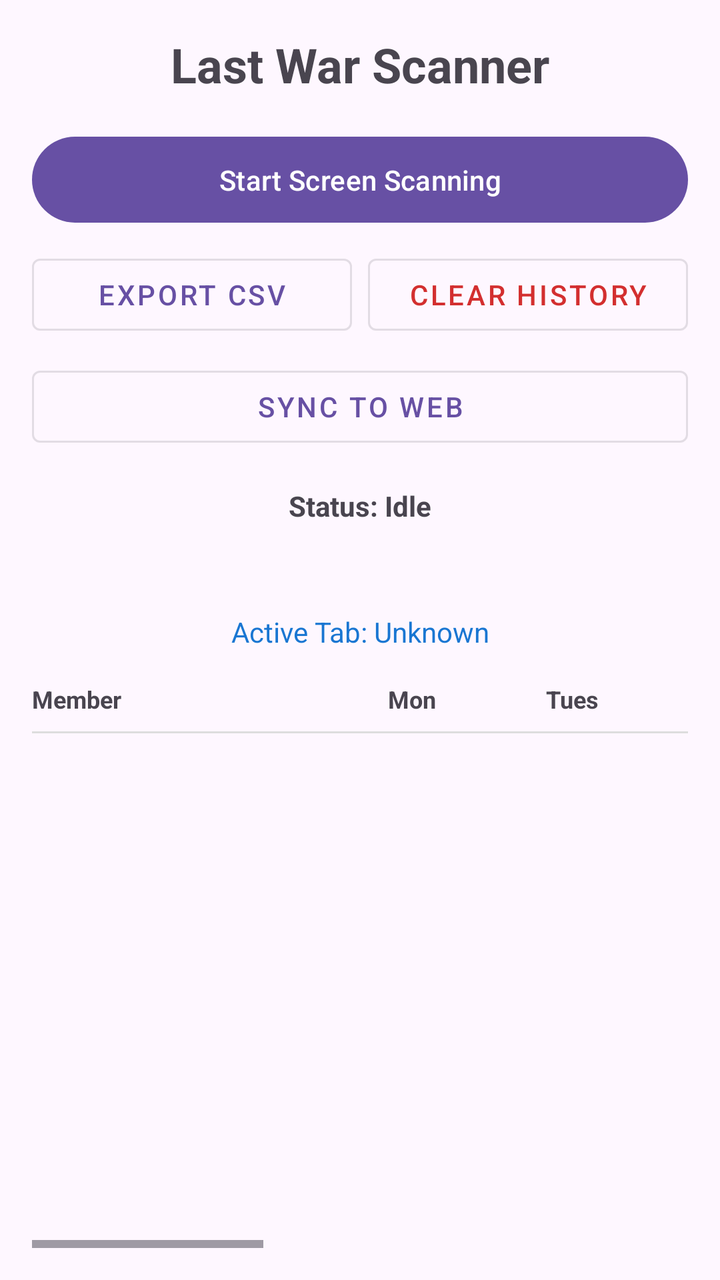
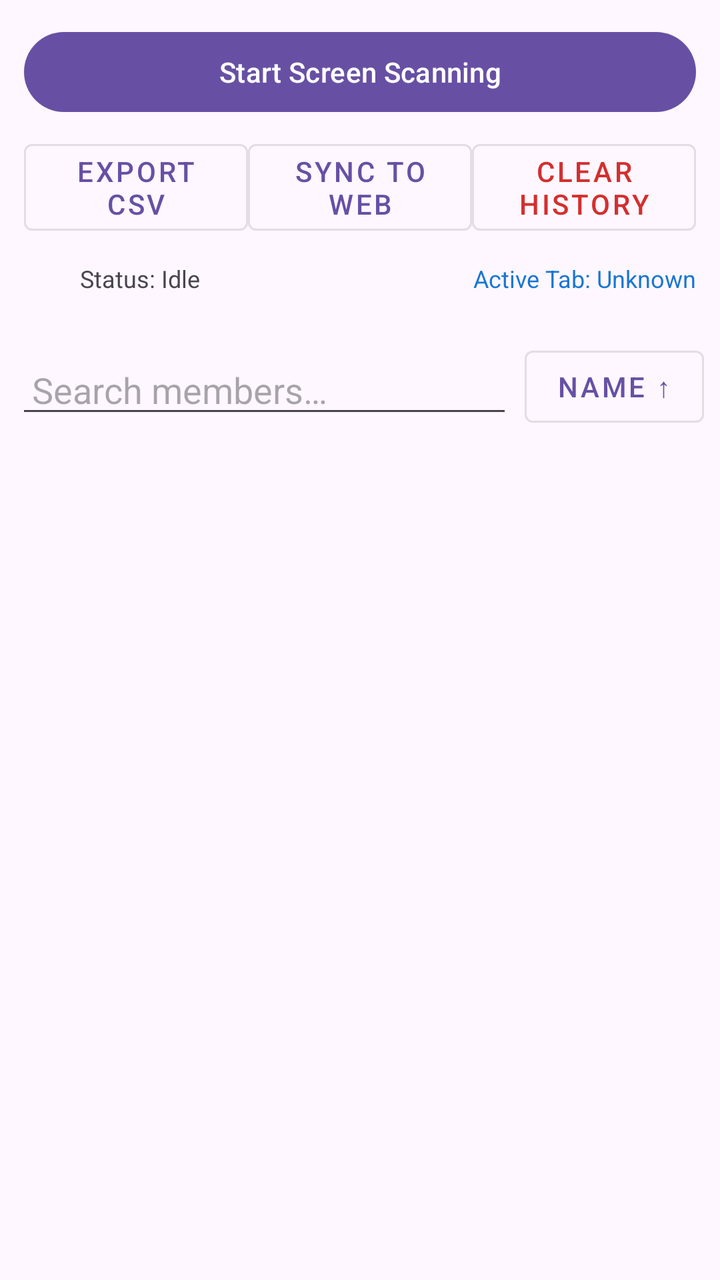

Before-and-after screenshots of an Android layout around one commit, followed by the original layout XML and the change that was made.
<!-- AndroidManifest.xml: application theme Theme.LastWarScanner -->
<!-- res/layout/activity_main.xml -->
<LinearLayout
    xmlns:android="http://schemas.android.com/apk/res/android"
    android:orientation="vertical"
    android:padding="16dp"
    android:layout_width="match_parent"
    android:layout_height="match_parent">

    <TextView
        android:layout_width="wrap_content"
        android:layout_height="wrap_content"
        android:text="@string/title_app"
        android:textSize="24sp"
        android:textStyle="bold"
        android:layout_gravity="center_horizontal"
        android:layout_marginBottom="16dp"/>

    <Button
        android:id="@+id/btnStartService"
        android:layout_width="match_parent"
        android:layout_height="wrap_content"
        android:text="@string/btn_start_scanning"
        android:padding="12dp"/>

    <Button
        android:id="@+id/btnStopService"
        android:layout_width="match_parent"
        android:layout_height="wrap_content"
        android:text="@string/btn_stop_scanning"
        android:layout_marginTop="8dp"
        android:visibility="gone"/>

    <LinearLayout
        android:layout_width="match_parent"
        android:layout_height="wrap_content"
        android:orientation="horizontal"
        android:layout_marginTop="8dp">

        <Button
            android:id="@+id/btnExportCsv"
            android:layout_width="0dp"
            android:layout_height="wrap_content"
            android:layout_weight="1"
            android:text="@string/btn_export_csv"
            style="@style/Widget.MaterialComponents.Button.OutlinedButton"
            android:layout_marginEnd="4dp"/>

        <Button
            android:id="@+id/btnClearLogs"
            android:layout_width="0dp"
            android:layout_height="wrap_content"
            android:layout_weight="1"
            android:text="@string/btn_clear_history"
            style="@style/Widget.MaterialComponents.Button.OutlinedButton"
            android:textColor="@color/clear_history_red"
            android:layout_marginStart="4dp"/>
    </LinearLayout>

    <Button
        android:id="@+id/btnSyncToServer"
        android:layout_width="match_parent"
        android:layout_height="wrap_content"
        android:text="@string/btn_sync_to_web"
        android:layout_marginTop="8dp"
        style="@style/Widget.MaterialComponents.Button.OutlinedButton"/>

    <TextView
        android:id="@+id/tvStatus"
        android:layout_width="match_parent"
        android:layout_height="wrap_content"
        android:layout_marginTop="16dp"
        android:text="@string/status_idle"
        android:textAlignment="center"
        android:textStyle="bold"/>

    <ProgressBar
        android:id="@+id/pbScanning"
        android:layout_width="32dp"
        android:layout_height="32dp"
        android:layout_gravity="center_horizontal"
        android:layout_marginTop="8dp"
        android:visibility="invisible"
        android:indeterminate="true"/>

    <TextView
        android:id="@+id/tvDetectedDay"
        android:layout_width="match_parent"
        android:layout_height="wrap_content"
        android:text="@string/active_tab_unknown"
        android:textAlignment="center"
        android:textColor="@color/active_tab_blue"
        android:layout_marginTop="4dp"/>

    <HorizontalScrollView
        android:layout_width="match_parent"
        android:layout_height="match_parent"
        android:layout_marginTop="16dp">

        <LinearLayout
            android:layout_width="wrap_content"
            android:layout_height="match_parent"
            android:orientation="vertical">

            <LinearLayout
                android:layout_width="wrap_content"
                android:layout_height="wrap_content"
                android:orientation="horizontal"
                android:paddingBottom="8dp">
                <TextView
                    android:id="@+id/headerPlayer"
                    android:layout_width="150dp"
                    android:layout_height="wrap_content"
                    android:text="@string/header_member"
                    android:textStyle="bold"
                    android:textSize="12sp"
                    android:clickable="true"
                    android:focusable="true"
                    android:background="?android:attr/selectableItemBackground"/>
                <TextView
                    android:id="@+id/headerMon"
                    android:layout_width="80dp"
                    android:layout_height="wrap_content"
                    android:text="@string/header_mon"
                    android:textStyle="bold"
                    android:textSize="12sp"
                    android:textAlignment="center"
                    android:clickable="true"
                    android:focusable="true"
                    android:background="?android:attr/selectableItemBackground"/>
                <TextView
                    android:id="@+id/headerTues"
                    android:layout_width="80dp"
                    android:layout_height="wrap_content"
                    android:text="@string/header_tues"
                    android:textStyle="bold"
                    android:textSize="12sp"
                    android:textAlignment="center"
                    android:clickable="true"
                    android:focusable="true"
                    android:background="?android:attr/selectableItemBackground"/>
                <TextView
                    android:id="@+id/headerWed"
                    android:layout_width="80dp"
                    android:layout_height="wrap_content"
                    android:text="@string/header_wed"
                    android:textStyle="bold"
                    android:textSize="12sp"
                    android:textAlignment="center"
                    android:clickable="true"
                    android:focusable="true"
                    android:background="?android:attr/selectableItemBackground"/>
                <TextView
                    android:id="@+id/headerThur"
                    android:layout_width="80dp"
                    android:layout_height="wrap_content"
                    android:text="@string/header_thur"
                    android:textStyle="bold"
                    android:textSize="12sp"
                    android:textAlignment="center"
                    android:clickable="true"
                    android:focusable="true"
                    android:background="?android:attr/selectableItemBackground"/>
                <TextView
                    android:id="@+id/headerFri"
                    android:layout_width="80dp"
                    android:layout_height="wrap_content"
                    android:text="@string/header_fri"
                    android:textStyle="bold"
                    android:textSize="12sp"
                    android:textAlignment="center"
                    android:clickable="true"
                    android:focusable="true"
                    android:background="?android:attr/selectableItemBackground"/>
                <TextView
                    android:id="@+id/headerSat"
                    android:layout_width="80dp"
                    android:layout_height="wrap_content"
                    android:text="@string/header_sat"
                    android:textStyle="bold"
                    android:textSize="12sp"
                    android:textAlignment="center"
                    android:clickable="true"
                    android:focusable="true"
                    android:background="?android:attr/selectableItemBackground"/>
                <TextView
                    android:id="@+id/headerPower"
                    android:layout_width="100dp"
                    android:layout_height="wrap_content"
                    android:text="@string/header_power"
                    android:textStyle="bold"
                    android:textSize="12sp"
                    android:textAlignment="center"
                    android:clickable="true"
                    android:focusable="true"
                    android:background="?android:attr/selectableItemBackground"/>
                <TextView
                    android:id="@+id/headerKills"
                    android:layout_width="100dp"
                    android:layout_height="wrap_content"
                    android:text="@string/header_kills"
                    android:textStyle="bold"
                    android:textSize="12sp"
                    android:textAlignment="center"
                    android:clickable="true"
                    android:focusable="true"
                    android:background="?android:attr/selectableItemBackground"/>
                <TextView
                    android:id="@+id/headerDonation"
                    android:layout_width="100dp"
                    android:layout_height="wrap_content"
                    android:text="@string/header_donation"
                    android:textStyle="bold"
                    android:textSize="12sp"
                    android:textAlignment="center"
                    android:clickable="true"
                    android:focusable="true"
                    android:background="?android:attr/selectableItemBackground"/>
            </LinearLayout>

            <View
                android:layout_width="match_parent"
                android:layout_height="1dp"
                android:background="@color/header_divider"
                android:layout_marginBottom="4dp"/>

            <androidx.recyclerview.widget.RecyclerView
                android:id="@+id/rvScores"
                android:layout_width="wrap_content"
                android:layout_height="match_parent"
                android:scrollbars="vertical"/>
        </LinearLayout>
    </HorizontalScrollView>

</LinearLayout>
<!-- resources referenced by this layout -->
<resources>
  <color name="active_tab_blue">#1976D2</color>
  <color name="clear_history_red">#D32F2F</color>
  <color name="header_divider">#DDDDDD</color>
  <string name="active_tab_unknown">Active Tab: Unknown</string>
  <string name="btn_clear_history">Clear History</string>
  <string name="btn_export_csv">Export CSV</string>
  <string name="btn_start_scanning">Start Screen Scanning</string>
  <string name="btn_stop_scanning">Stop Scanning</string>
  <string name="btn_sync_to_web">Sync to Web</string>
  <string name="header_donation">Donation</string>
  <string name="header_fri">Fri</string>
  <string name="header_kills">Kills</string>
  <string name="header_member">Member</string>
  <string name="header_mon">Mon</string>
  <string name="header_power">Power</string>
  <string name="header_sat">Sat</string>
  <string name="header_thur">Thur</string>
  <string name="header_tues">Tues</string>
  <string name="header_wed">Wed</string>
  <string name="status_idle">Status: Idle</string>
  <string name="title_app">Last War Scanner</string>
  <style name="Theme.LastWarScanner" parent="Base.Theme.LastWarScanner" />
  <style name="Base.Theme.LastWarScanner" parent="Theme.Material3.DayNight.NoActionBar">
          
          
      </style>
</resources>

<!-- the commit's change to res/layout/activity_main.xml (unified diff, before → after) -->
@@ -1,233 +1,168 @@
+<?xml version="1.0" encoding="utf-8"?>
 <LinearLayout
     xmlns:android="http://schemas.android.com/apk/res/android"
     android:orientation="vertical"
-    android:padding="16dp"
     android:layout_width="match_parent"
     android:layout_height="match_parent">
 
-    <TextView
-        android:layout_width="wrap_content"
-        android:layout_height="wrap_content"
-        android:text="@string/title_app"
-        android:textSize="24sp"
-        android:textStyle="bold"
-        android:layout_gravity="center_horizontal"
-        android:layout_marginBottom="16dp"/>
-
-    <Button
-        android:id="@+id/btnStartService"
-        android:layout_width="match_parent"
-        android:layout_height="wrap_content"
-        android:text="@string/btn_start_scanning"
-        android:padding="12dp"/>
-
-    <Button
-        android:id="@+id/btnStopService"
-        android:layout_width="match_parent"
-        android:layout_height="wrap_content"
-        android:text="@string/btn_stop_scanning"
-        android:layout_marginTop="8dp"
-        android:visibility="gone"/>
-
+    
     <LinearLayout
         android:layout_width="match_parent"
         android:layout_height="wrap_content"
-        android:orientation="horizontal"
-        android:layout_marginTop="8dp">
+        android:orientation="vertical"
+        android:padding="12dp">
 
         <Button
-            android:id="@+id/btnExportCsv"
-            android:layout_width="0dp"
+            android:id="@+id/btnStartService"
+            android:layout_width="match_parent"
             android:layout_height="wrap_content"
-            android:layout_weight="1"
-            android:text="@string/btn_export_csv"
-            style="@style/Widget.MaterialComponents.Button.OutlinedButton"
-            android:layout_marginEnd="4dp"/>
+            android:text="@string/btn_start_scanning"/>
 
         <Button
-            android:id="@+id/btnClearLogs"
-            android:layout_width="0dp"
+            android:id="@+id/btnStopService"
+            android:layout_width="match_parent"
             android:layout_height="wrap_content"
-            android:layout_weight="1"
-            android:text="@string/btn_clear_history"
-            style="@style/Widget.MaterialComponents.Button.OutlinedButton"
-            android:textColor="@color/clear_history_red"
-            android:layout_marginStart="4dp"/>
+            android:text="@string/btn_stop_scanning"
+            android:layout_marginTop="6dp"
+            android:visibility="gone"/>
+
+        
+        <LinearLayout
+            android:layout_width="match_parent"
+            android:layout_height="wrap_content"
+            android:orientation="horizontal"
+            android:baselineAligned="false"
+            android:layout_marginTop="6dp">
+
+            <Button
+                android:id="@+id/btnExportCsv"
+                android:layout_width="0dp"
+                android:layout_height="match_parent"
+                android:layout_weight="1"
+                android:text="@string/btn_export_csv"
+                style="@style/Widget.MaterialComponents.Button.OutlinedButton"/>
+
+            <Button
+                android:id="@+id/btnSyncToServer"
+                android:layout_width="0dp"
+                android:layout_height="match_parent"
+                android:layout_weight="1"
+                android:text="@string/btn_sync_to_web"
+                style="@style/Widget.MaterialComponents.Button.OutlinedButton"/>
+
+            <Button
+                android:id="@+id/btnClearLogs"
+                android:layout_width="0dp"
+                android:layout_height="wrap_content"
+                android:layout_weight="1"
+                android:text="@string/btn_clear_history"
+                style="@style/Widget.MaterialComponents.Button.OutlinedButton"
+                android:textColor="@color/clear_history_red"/>
+
+        </LinearLayout>
+
+        
+        <Button
+            android:id="@+id/btnRefreshRoster"
+            android:layout_width="match_parent"
+            android:layout_height="wrap_content"
+            android:layout_marginTop="4dp"
+            android:text="@string/btn_refresh_roster_empty"
+            android:visibility="gone"
+            style="@style/Widget.MaterialComponents.Button.OutlinedButton"/>
+
+        
+        <LinearLayout
+            android:layout_width="match_parent"
+            android:layout_height="wrap_content"
+            android:orientation="horizontal"
+            android:gravity="center_vertical"
+            android:layout_marginTop="8dp">
+
+            <ProgressBar
+                android:id="@+id/pbScanning"
+                android:layout_width="20dp"
+                android:layout_height="20dp"
+                android:indeterminate="true"
+                android:visibility="invisible"/>
+
+            <TextView
+                android:id="@+id/tvStatus"
+                android:layout_width="0dp"
+                android:layout_height="wrap_content"
+                android:layout_weight="1"
+                android:textSize="12sp"
+                android:layout_marginStart="8dp"
+                android:text="@string/status_idle"/>
+
+            <TextView
+                android:id="@+id/tvDetectedDay"
+                android:layout_width="wrap_content"
+                android:layout_height="wrap_content"
+                android:textSize="12sp"
+                android:textColor="@color/active_tab_blue"
+                android:text="@string/active_tab_unknown"/>
+
+        </LinearLayout>
+
     </LinearLayout>
 
-    <Button
-        android:id="@+id/btnSyncToServer"
+    
+    <LinearLayout
         android:layout_width="match_parent"
         android:layout_height="wrap_content"
-        android:text="@string/btn_sync_to_web"
-        android:layout_marginTop="8dp"
-        style="@style/Widget.MaterialComponents.Button.OutlinedButton"/>
+        android:orientation="vertical"
+        android:paddingHorizontal="8dp">
 
-    <TextView
-        android:id="@+id/tvStatus"
-        android:layout_width="match_parent"
-        android:layout_height="wrap_content"
-        android:layout_marginTop="16dp"
-        android:text="@string/status_idle"
-        android:textAlignment="center"
-        android:textStyle="bold"/>
+        
+        <LinearLayout
+            android:layout_width="match_parent"
+            android:layout_height="wrap_content"
+            android:orientation="horizontal"
+            android:gravity="center_vertical"
+            android:layout_marginTop="8dp">
 
-    <ProgressBar
-        android:id="@+id/pbScanning"
-        android:layout_width="32dp"
-        android:layout_height="32dp"
-        android:layout_gravity="center_horizontal"
-        android:layout_marginTop="8dp"
-        android:visibility="invisible"
-        android:indeterminate="true"/>
+            <EditText
+                android:id="@+id/etSearch"
+                android:layout_width="0dp"
+                android:layout_height="wrap_content"
+                android:layout_weight="1"
+                android:hint="@string/hint_search_members"
+                android:singleLine="true"
+                android:inputType="text"
+                android:imeOptions="actionSearch"
+                android:background="?android:attr/editTextBackground"
+                android:paddingHorizontal="8dp"/>
 
-    <TextView
-        android:id="@+id/tvDetectedDay"
-        android:layout_width="match_parent"
-        android:layout_height="wrap_content"
-        android:text="@string/active_tab_unknown"
-        android:textAlignment="center"
-        android:textColor="@color/active_tab_blue"
-        android:layout_marginTop="4dp"/>
-
-    <HorizontalScrollView
-        android:layout_width="match_parent"
-        android:layout_height="match_parent"
-        android:layout_marginTop="16dp">
-
-        <LinearLayout
-            android:layout_width="wrap_content"
-            android:layout_height="match_parent"
-            android:orientation="vertical">
-
-            <LinearLayout
+            <Button
+                android:id="@+id/btnSort"
                 android:layout_width="wrap_content"
                 android:layout_height="wrap_content"
-                android:orientation="horizontal"
-                android:paddingBottom="8dp">
-                <TextView
-                    android:id="@+id/headerPlayer"
-                    android:layout_width="150dp"
-                    android:layout_height="wrap_content"
-                    android:text="@string/header_member"
-                    android:textStyle="bold"
-                    android:textSize="12sp"
-                    android:clickable="true"
-                    android:focusable="true"
-                    android:background="?android:attr/selectableItemBackground"/>
-                <TextView
-                    android:id="@+id/headerMon"
-                    android:layout_width="80dp"
-                    android:layout_height="wrap_content"
-                    android:text="@string/header_mon"
-                    android:textStyle="bold"
-                    android:textSize="12sp"
-                    android:textAlignment="center"
-                    android:clickable="true"
-                    android:focusable="true"
-                    android:background="?android:attr/selectableItemBackground"/>
-                <TextView
-                    android:id="@+id/headerTues"
-                    android:layout_width="80dp"
-                    android:layout_height="wrap_content"
-                    android:text="@string/header_tues"
-                    android:textStyle="bold"
-                    android:textSize="12sp"
-                    android:textAlignment="center"
-                    android:clickable="true"
-                    android:focusable="true"
-                    android:background="?android:attr/selectableItemBackground"/>
-                <TextView
-                    android:id="@+id/headerWed"
-                    android:layout_width="80dp"
-                    android:layout_height="wrap_content"
-                    android:text="@string/header_wed"
-                    android:textStyle="bold"
-                    android:textSize="12sp"
-                    android:textAlignment="center"
-                    android:clickable="true"
-                    android:focusable="true"
-                    android:background="?android:attr/selectableItemBackground"/>
-                <TextView
-                    android:id="@+id/headerThur"
-                    android:layout_width="80dp"
-                    android:layout_height="wrap_content"
-                    android:text="@string/header_thur"
-                    android:textStyle="bold"
-                    android:textSize="12sp"
-                    android:textAlignment="center"
-                    android:clickable="true"
-                    android:focusable="true"
-                    android:background="?android:attr/selectableItemBackground"/>
-                <TextView
-                    android:id="@+id/headerFri"
-                    android:layout_width="80dp"
-                    android:layout_height="wrap_content"
-                    android:text="@string/header_fri"
-                    android:textStyle="bold"
-                    android:textSize="12sp"
-                    android:textAlignment="center"
-                    android:clickable="true"
-                    android:focusable="true"
-                    android:background="?android:attr/selectableItemBackground"/>
-                <TextView
-                    android:id="@+id/headerSat"
-                    android:layout_width="80dp"
-                    android:layout_height="wrap_content"
-                    android:text="@string/header_sat"
-                    android:textStyle="bold"
-                    android:textSize="12sp"
-                    android:textAlignment="center"
-                    android:clickable="true"
-                    android:focusable="true"
-                    android:background="?android:attr/selectableItemBackground"/>
-                <TextView
-                    android:id="@+id/headerPower"
-                    android:layout_width="100dp"
-                    android:layout_height="wrap_content"
-                    android:text="@string/header_power"
-                    android:textStyle="bold"
-                    android:textSize="12sp"
-                    android:textAlignment="center"
-                    android:clickable="true"
-                    android:focusable="true"
-                    android:background="?android:attr/selectableItemBackground"/>
-                <TextView
-                    android:id="@+id/headerKills"
-                    android:layout_width="100dp"
-                    android:layout_height="wrap_content"
-                    android:text="@string/header_kills"
-                    android:textStyle="bold"
-                    android:textSize="12sp"
-                    android:textAlignment="center"
-                    android:clickable="true"
-                    android:focusable="true"
-                    android:background="?android:attr/selectableItemBackground"/>
-                <TextView
-                    android:id="@+id/headerDonation"
-                    android:layout_width="100dp"
-                    android:layout_height="wrap_content"
-                    android:text="@string/header_donation"
-                    android:textStyle="bold"
-                    android:textSize="12sp"
-                    android:textAlignment="center"
-                    android:clickable="true"
-                    android:focusable="true"
-                    android:background="?android:attr/selectableItemBackground"/>
-            </LinearLayout>
+                android:text="@string/sort_name_asc"
+                android:layout_marginStart="6dp"
+                style="@style/Widget.MaterialComponents.Button.OutlinedButton"/>
 
-            <View
-                android:layout_width="match_parent"
-                android:layout_height="1dp"
-                android:background="@color/header_divider"
-                android:layout_marginBottom="4dp"/>
+        </LinearLayout>
 
-            <androidx.recyclerview.widget.RecyclerView
-                android:id="@+id/rvScores"
-                android:layout_width="wrap_content"
-                android:layout_height="match_parent"
-                android:scrollbars="vertical"/>
-        </LinearLayout>
-    </HorizontalScrollView>
+        <TextView
+            android:id="@+id/tvMemberCount"
+            android:layout_width="wrap_content"
+            android:layout_height="wrap_content"
+            android:textSize="11sp"
+            android:textColor="?android:attr/textColorSecondary"
+            android:layout_marginTop="4dp"
+            android:layout_marginStart="8dp"/>
+
+    </LinearLayout>
+
+    
+    <androidx.recyclerview.widget.RecyclerView
+        android:id="@+id/rvScores"
+        android:layout_width="match_parent"
+        android:layout_height="0dp"
+        android:layout_weight="1"
+        android:scrollbars="vertical"
+        android:paddingTop="4dp"
+        android:clipToPadding="false"/>
 
 </LinearLayout>
<!-- resource entries referenced after the edit -->
@@ -2,25 +2,16 @@
 <resources>
   <color name="active_tab_blue">#1976D2</color>
   <color name="clear_history_red">#D32F2F</color>
-  <color name="header_divider">#DDDDDD</color>
   <string name="active_tab_unknown">Active Tab: Unknown</string>
   <string name="btn_clear_history">Clear History</string>
   <string name="btn_export_csv">Export CSV</string>
+  <string name="btn_refresh_roster_empty">Refresh Roster</string>
   <string name="btn_start_scanning">Start Screen Scanning</string>
   <string name="btn_stop_scanning">Stop Scanning</string>
   <string name="btn_sync_to_web">Sync to Web</string>
-  <string name="header_donation">Donation</string>
-  <string name="header_fri">Fri</string>
-  <string name="header_kills">Kills</string>
-  <string name="header_member">Member</string>
-  <string name="header_mon">Mon</string>
-  <string name="header_power">Power</string>
-  <string name="header_sat">Sat</string>
-  <string name="header_thur">Thur</string>
-  <string name="header_tues">Tues</string>
-  <string name="header_wed">Wed</string>
+  <string name="hint_search_members">Search members…</string>
+  <string name="sort_name_asc">Name ↑</string>
   <string name="status_idle">Status: Idle</string>
-  <string name="title_app">Last War Scanner</string>
   <style name="Theme.LastWarScanner" parent="Base.Theme.LastWarScanner" />
   <style name="Base.Theme.LastWarScanner" parent="Theme.Material3.DayNight.NoActionBar">
           
